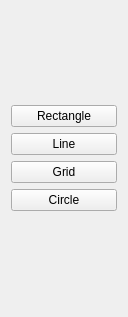
Above: magicplot/shapeDrawer.ui from davetbarr/magicplot before the change. Below: the same form after it.
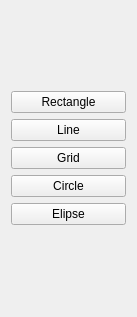
That is the form after the change.

Commit message: added ability to draw elipses

```diff
--- a/magicplot/shapeDrawer.ui
+++ b/magicplot/shapeDrawer.ui
@@ -6,7 +6,7 @@
    <rect>
     <x>0</x>
     <y>0</y>
-    <width>128</width>
+    <width>137</width>
     <height>317</height>
    </rect>
   </property>
@@ -44,6 +44,13 @@
        </property>
       </widget>
      </item>
+     <item>
+      <widget class="QPushButton" name="drawElipseButton">
+       <property name="text">
+        <string>Elipse</string>
+       </property>
+      </widget>
+     </item>
     </layout>
    </item>
   </layout>
```
The commit also changes 4 other files.
